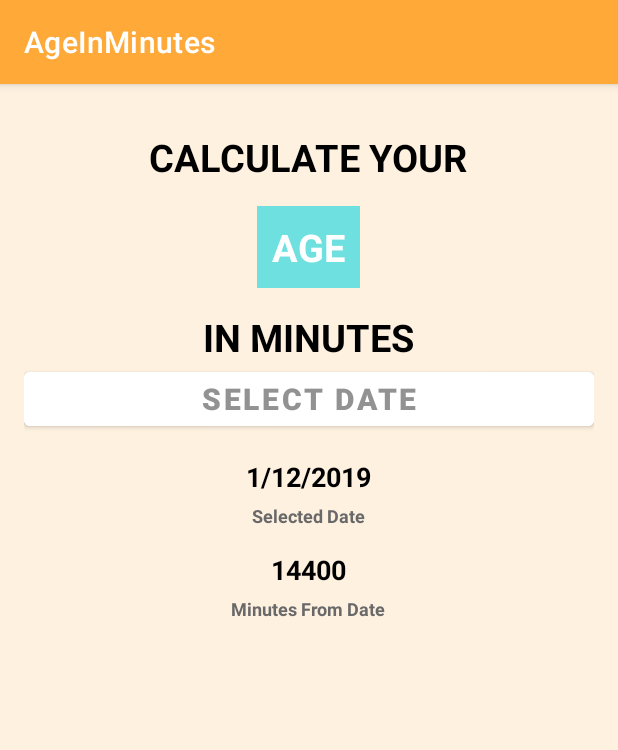
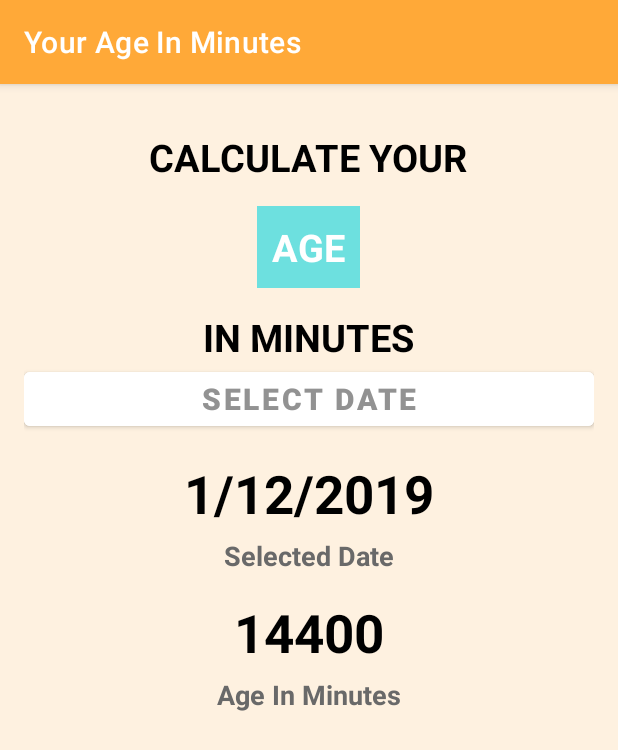
Before and after one commit to petestmart/age-in-minutes-android-kotlin, an Android app: the screen it shows after launch (MainActivity), on a phone screen of 412 x 824 dp. Shown: the top 750 px of the screen. Run offline under Robolectric (Android 15) with nearby library versions, the phone set to English and light mode, and no system bars.

Commit message:
Date Picker Functional

```diff
--- a/app/build.gradle
+++ b/app/build.gradle
@@ -30,6 +30,10 @@ android {
     kotlinOptions {
         jvmTarget = '1.8'
     }
+
+//    buildFeatures {
+//        viewBinding true
+//    }
 }
 
 dependencies {
--- a/app/src/main/res/layout/activity_main.xml
+++ b/app/src/main/res/layout/activity_main.xml
@@ -40,7 +40,7 @@
         android:textStyle="bold" />
 
     <Button
-        android:id="@+id/button"
+        android:id="@+id/btnDatePicker"
         android:layout_width="match_parent"
         android:layout_height="wrap_content"
         android:backgroundTint="@color/selectDateBtnBackgroundColor"
@@ -51,12 +51,13 @@
         />
 
     <TextView
+        android:id="@+id/tvSelectedDate"
         android:layout_width="wrap_content"
         android:layout_height="wrap_content"
         android:layout_marginTop="15dp"
         android:text="1/12/2019"
         android:textColor="@android:color/black"
-        android:textSize="18sp"
+        android:textSize="35sp"
         android:textStyle="bold" />
 
     <TextView
@@ -65,25 +66,26 @@
         android:layout_marginTop="5dp"
         android:text="Selected Date"
         android:textColor="@color/subtext"
-        android:textSize="12sp"
+        android:textSize="18sp"
         android:textStyle="bold" />
 
     <TextView
+        android:id="@+id/tvSelectedDateInMinutes"
         android:layout_width="wrap_content"
         android:layout_height="wrap_content"
         android:layout_marginTop="15dp"
         android:text="14400"
         android:textColor="@android:color/black"
-        android:textSize="18sp"
+        android:textSize="35sp"
         android:textStyle="bold" />
 
     <TextView
         android:layout_width="wrap_content"
         android:layout_height="wrap_content"
         android:layout_marginTop="5dp"
-        android:text="Minutes From Date"
+        android:text="Age In Minutes"
         android:textColor="@color/subtext"
-        android:textSize="12sp"
+        android:textSize="18sp"
         android:textStyle="bold" />
 
 
--- a/app/src/main/res/values/strings.xml
+++ b/app/src/main/res/values/strings.xml
@@ -1,3 +1,3 @@
 <resources>
-    <string name="app_name">AgeInMinutes</string>
+    <string name="app_name">Your Age In Minutes</string>
 </resources>
```
Also changed, not shown: app/src/main/java/com/example/ageinminutes/MainActivity.kt (+28 -0 lines).
